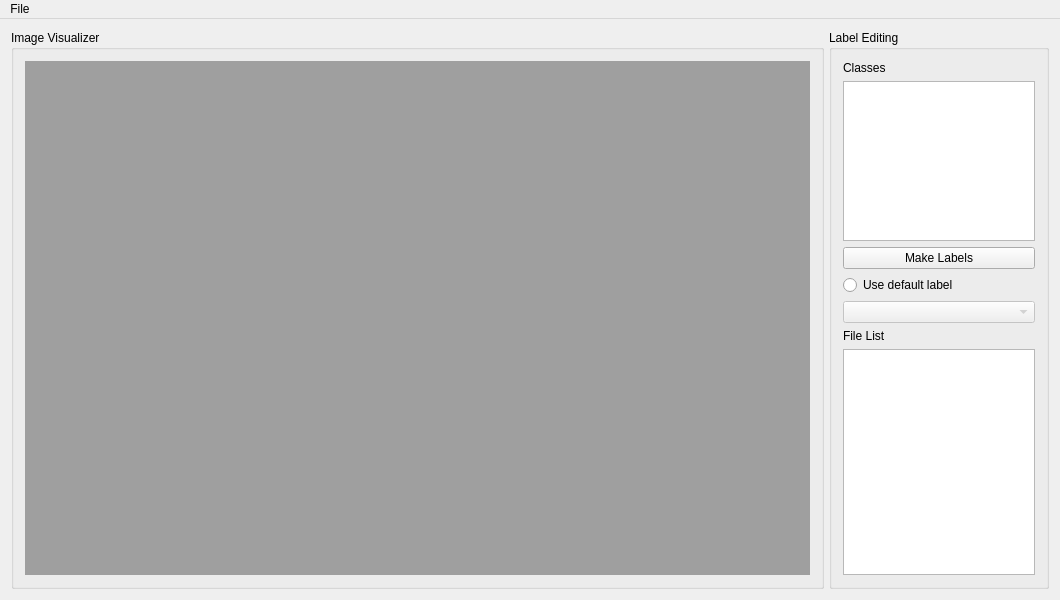
Qt form mainwindow.ui (BrWillian/label-annotation) before a commit.
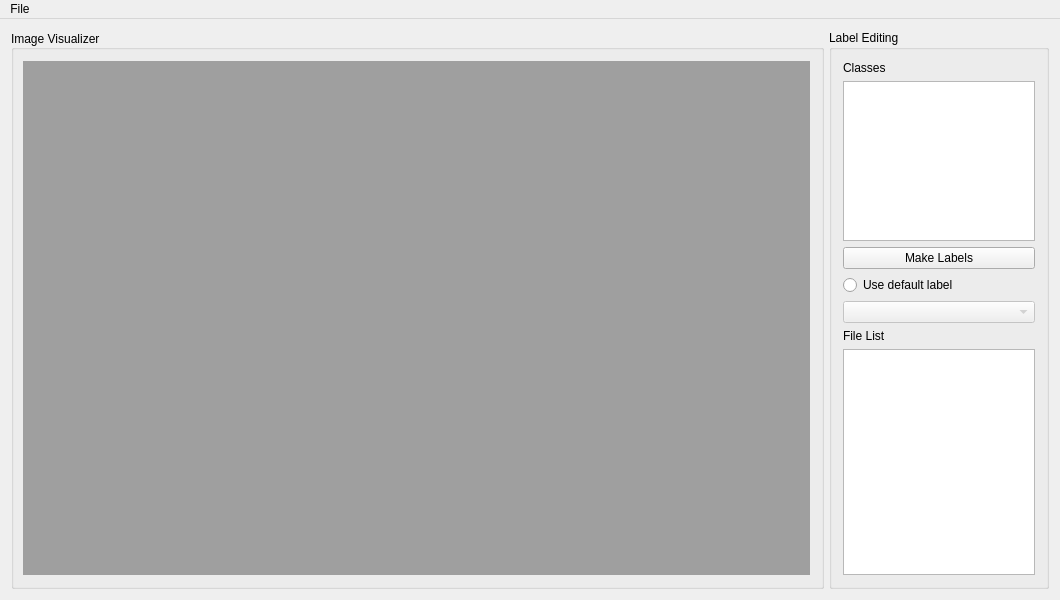
The same form after that commit.

Commit message: Resolved bugs on Widgets

```diff
--- a/mainwindow.ui
+++ b/mainwindow.ui
@@ -120,7 +120,13 @@
       <property name="title">
        <string>Image Visualizer</string>
       </property>
+      <property name="alignment">
+       <set>Qt::AlignLeading|Qt::AlignLeft|Qt::AlignVCenter</set>
+      </property>
       <layout class="QGridLayout" name="gridLayout_3">
+       <property name="leftMargin">
+        <number>9</number>
+       </property>
        <item row="0" column="0">
         <widget class="QMdiArea" name="mdiArea"/>
        </item>
```
The commit also changes 5 other files.
